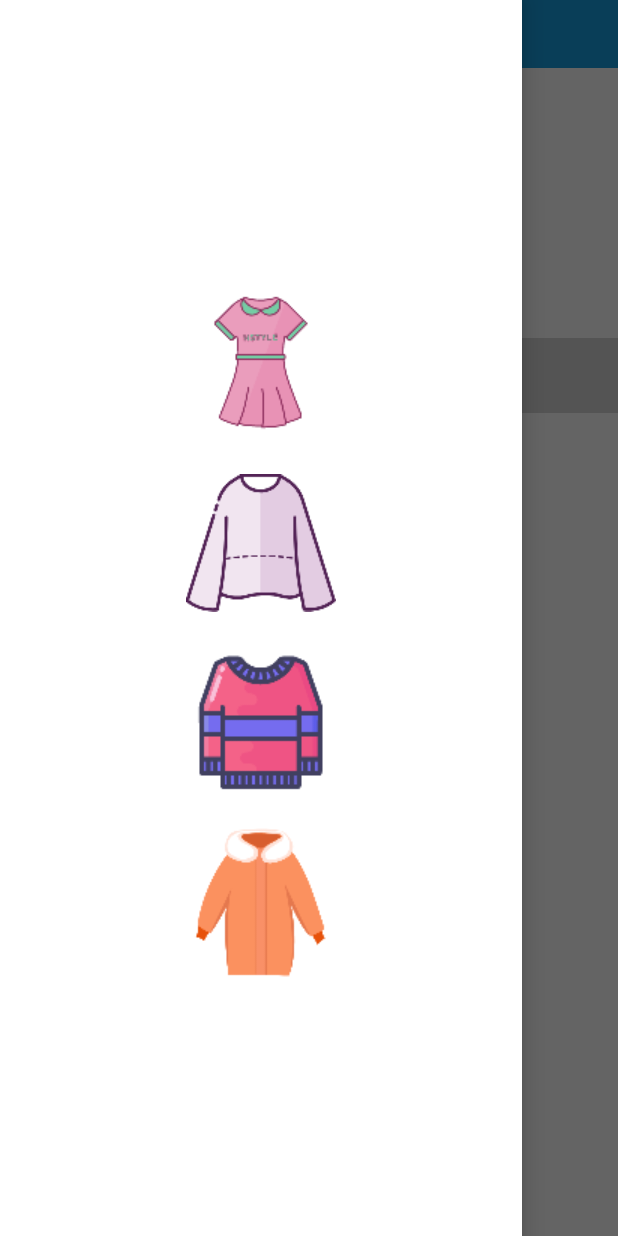
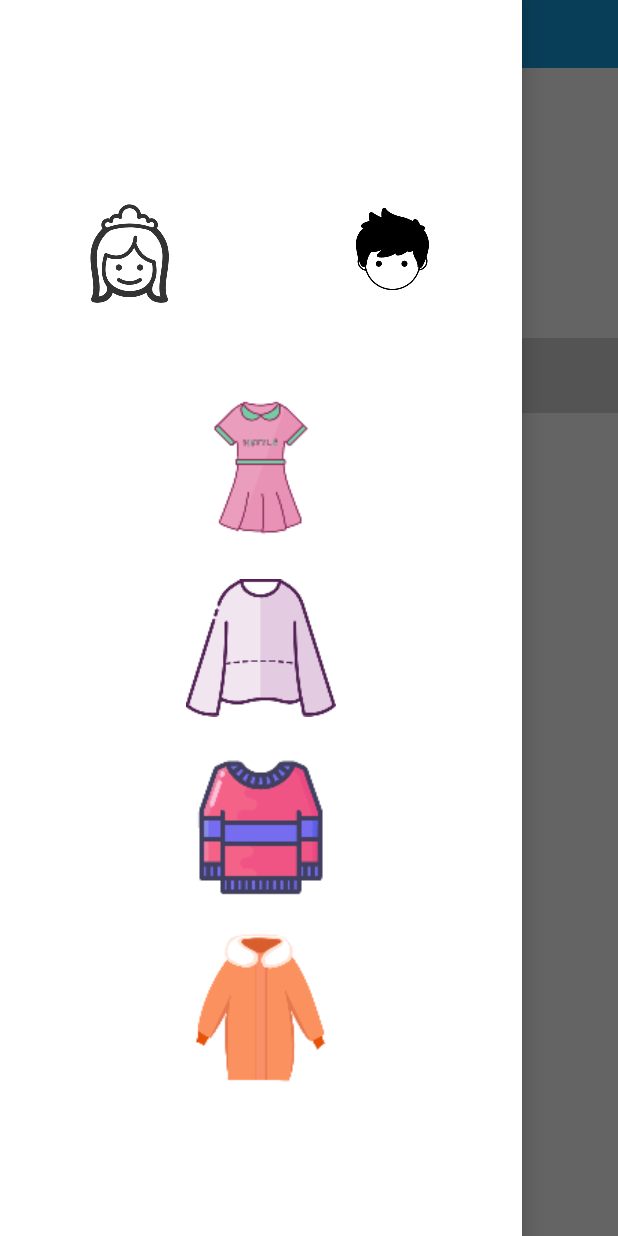
Before and after one commit to zhangbenzhi/Weatherforecast, an Android app: the screen it shows after launch (MainActivity), with the side drawer open, on a phone screen of 412 x 824 dp. Run offline under Robolectric (Android 15) with nearby library versions, the phone set to English and light mode, and no system bars; libraries missing offline, so code that uses them is left out: com.baidu.location; 6 statements that could not run were skipped.

Commit message:
no message

```diff
--- /dev/null
+++ b/app/src/main/res/drawable/selector_boy.xml
@@ -0,0 +1,6 @@
+<?xml version="1.0" encoding="utf-8"?>
+<selector xmlns:android="http://schemas.android.com/apk/res/android">
+
+    <item android:drawable="@drawable/boy_checked" android:state_checked="true"/>
+    <item android:drawable="@drawable/boy_unchecked" android:state_checked="false"/>
+</selector>
--- /dev/null
+++ b/app/src/main/res/drawable/selector_girl.xml
@@ -0,0 +1,6 @@
+<?xml version="1.0" encoding="utf-8"?>
+<selector xmlns:android="http://schemas.android.com/apk/res/android">
+
+    <item android:drawable="@drawable/girl_checked" android:state_checked="true"/>
+    <item android:drawable="@drawable/girl_unchecked" android:state_checked="false"/>
+</selector>
--- a/app/src/main/res/layout/activity_main.xml
+++ b/app/src/main/res/layout/activity_main.xml
@@ -15,6 +15,7 @@
         <RelativeLayout
             android:layout_width="match_parent"
             android:layout_height="match_parent">
+
             <TextView
                 android:id="@+id/tv_title"
                 android:layout_width="match_parent"
@@ -24,12 +25,13 @@
                 android:text="迷你小天氣"
                 android:textColor="@color/white"
                 android:textSize="18sp" />
+
             <include
+                layout="@layout/lv_header"
                 android:layout_width="match_parent"
                 android:layout_height="match_parent"
-                android:layout_below="@id/tv_title"
-                layout="@layout/lv_header"
-                />
+                android:layout_below="@id/tv_title" />
+
             <ProgressBar
                 android:id="@+id/progressBar"
                 style="@android:style/Widget.DeviceDefault.ProgressBar.Large"
@@ -46,55 +48,81 @@
         android:layout_width="match_parent"
         android:layout_height="match_parent"
         android:layout_gravity="start"
-        android:visibility="visible"
+        android:background="@color/white"
         android:gravity="center_horizontal"
         android:orientation="vertical"
-        android:background="@color/white">
+        android:visibility="visible">
 
         <View
             android:layout_width="match_parent"
             android:layout_height="0dp"
-            android:layout_weight="1"/>
+            android:layout_weight="1" />
+
+
+        <RadioGroup
+            android:id="@+id/radioGroup"
+            android:layout_width="match_parent"
+            android:layout_height="140dp"
+            android:orientation="horizontal">
+
+            <RadioButton
+                android:id="@+id/rb01"
+                android:layout_width="100dp"
+                android:layout_height="100dp"
+                android:layout_weight="1"
+                android:button="@null"
+                android:drawableBottom="@drawable/selector_girl" />
+
+            <RadioButton
+                android:id="@+id/rb02"
+                android:layout_width="100dp"
+                android:layout_height="100dp"
+                android:layout_weight="1"
+                android:button="@null"
+                android:drawableBottom="@drawable/selector_boy" />
+
+        </RadioGroup>
+
         <ImageView
             android:id="@+id/cloth01"
             android:layout_width="100dp"
             android:layout_height="100dp"
-            android:src="@drawable/lianyiqun"
             android:layout_marginTop="20dp"
-            />
+            android:src="@drawable/lianyiqun" />
+
         <ImageView
             android:id="@+id/cloth02"
             android:layout_width="100dp"
             android:layout_height="100dp"
-            android:src="@drawable/changxiu"
             android:layout_marginTop="20dp"
-            />
+            android:src="@drawable/changxiu" />
+
         <ImageView
             android:id="@+id/cloth03"
             android:layout_width="100dp"
             android:layout_height="100dp"
-            android:src="@drawable/maoyi"
             android:layout_marginTop="20dp"
-            />
+            android:src="@drawable/maoyi" />
+
         <ImageView
             android:id="@+id/cloth04"
             android:layout_width="100dp"
             android:layout_height="100dp"
-            android:src="@drawable/yurongfu"
             android:layout_marginTop="20dp"
-            />
+            android:src="@drawable/yurongfu" />
+
         <View
             android:layout_width="match_parent"
             android:layout_height="0dp"
-            android:layout_weight="1"/>
+            android:layout_weight="1" />
     </LinearLayout>
 
     <LinearLayout
         android:layout_width="match_parent"
         android:layout_height="match_parent"
         android:layout_gravity="end"
-        android:visibility="visible"
-        android:background="@color/white">
+        android:background="@color/white"
+        android:visibility="visible">
 
         <ListView
             android:id="@+id/lv_weather"
```
Also changed, not shown: app/src/main/java/com/example/weatherforecast/activity/MainActivity.java (+44 -21 lines), app/src/main/res/drawable-xxhdpi/boy_checked.png (added), app/src/main/res/drawable-xxhdpi/boy_unchecked.png (added), app/src/main/res/drawable-xxhdpi/changxiu02.png (added), app/src/main/res/drawable-xxhdpi/girl_checked.png (added), app/src/main/res/drawable-xxhdpi/girl_unchecked.png (added), app/src/main/res/drawable-xxhdpi/lianyiqun02.png (added), app/src/main/res/drawable-xxhdpi/maoyi02.png (added), app/src/main/res/drawable-xxhdpi/yurongfu02.png (added).
